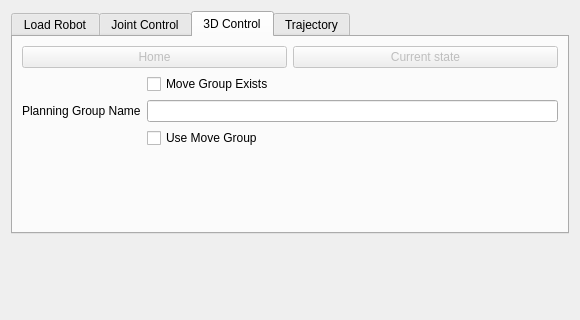
The window that ROS2MotionControl/Resources/UI/ROS2MotionControl.ui (rosmed/slicer_ros2_module) describes before a commit, drawn with Qt 5; both pictures show x 0 to 580 and y 0 to 320 of the 580 by 1162 pixel window.
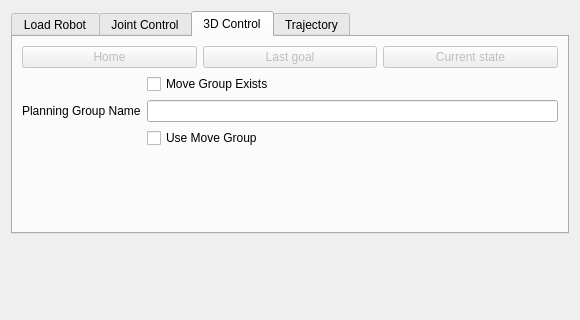
The same window after the commit. The open tabs and pages were chosen to show the change. Custom widgets are drawn as their Qt base class.

Commit message: Add Last Goal button to 3D control interface and update related logic, fixed interactors in slices, fixed bug when switching from 3D to joint control, change robot color when goal is unreachable, some minor renaming

What changed in the file:
```diff
--- a/ROS2MotionControl/Resources/UI/ROS2MotionControl.ui
+++ b/ROS2MotionControl/Resources/UI/ROS2MotionControl.ui
@@ -227,6 +227,16 @@
              </property>
             </widget>
            </item>
+           <item>
+            <widget class="QPushButton" name="lastGoalPushButton3DControl">
+             <property name="enabled">
+              <bool>false</bool>
+             </property>
+             <property name="text">
+              <string>Last goal</string>
+             </property>
+            </widget>
+           </item>
            <item>
             <widget class="QPushButton" name="currentStatePushButton3DControl">
              <property name="enabled">
```
The commit also changes 1 other file.
